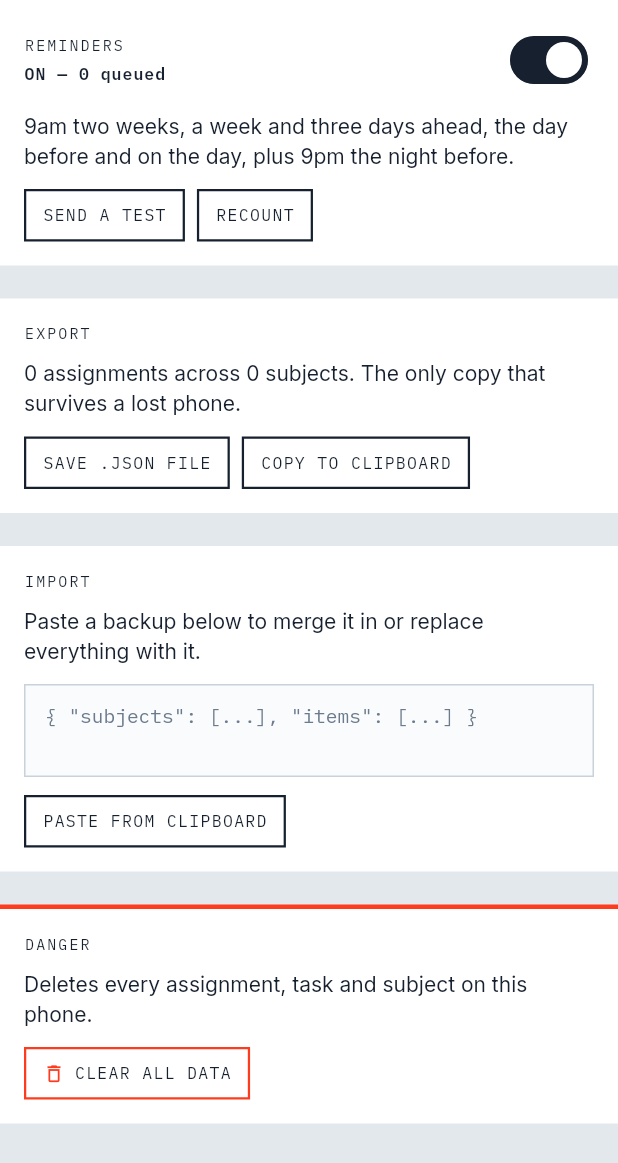
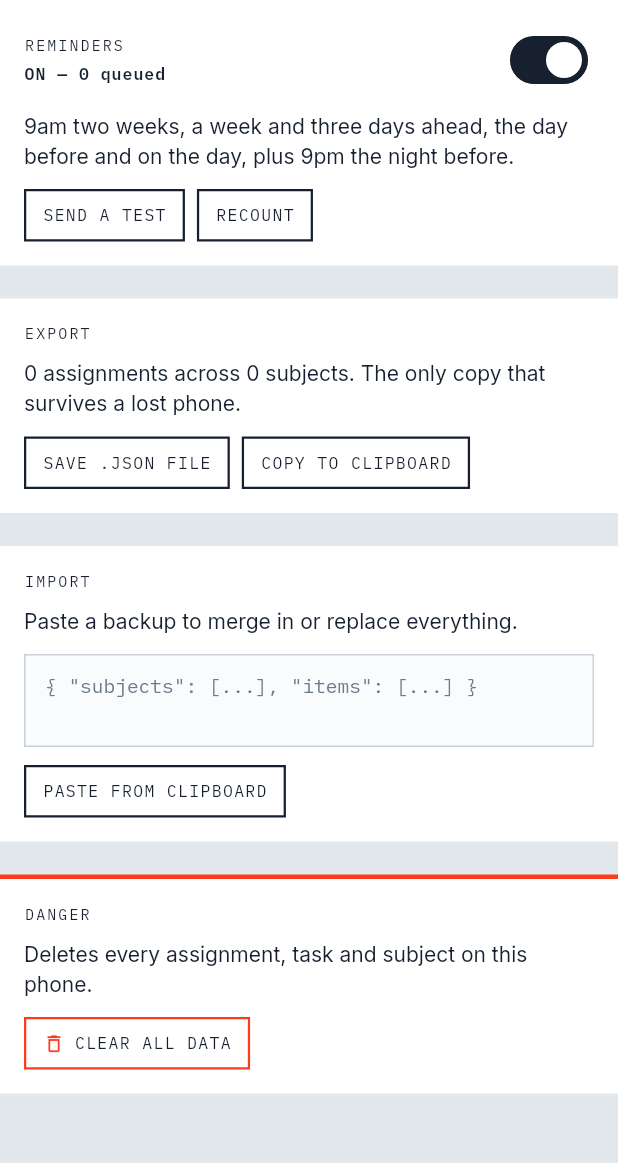
Before and after one commit to aaqilmodak29/Whats-Due-, a Flutter app: the BackupSections widget shown alone on an empty page, opened directly with empty values, on a phone screen of 412 x 824 dp. Shown: the top 1163 px of the screen. Run offline on Flutter 3.47's test engine with Material 3 defaults, Android fonts, the phone set to English and light mode, and no system bars; our stand-ins replace flutter_local_notifications, flutter_timezone, open_filex, package_info_plus, shared_preferences, timezone; missing offline and left inert: file_saver, home_widget; accounts and stored records are empty; network calls fail.

Commit message:
Settings r9: Import prose on one line, so the foot of the page (20) opens on the whole Appearance card with paper above it instead of a strip of Grading

```diff
--- a/app/lib/ui/backup_page.dart
+++ b/app/lib/ui/backup_page.dart
@@ -247,8 +247,9 @@ class _BackupSectionsState extends State<BackupSections> {
             // are not there yet.
             Text(
               _paste.text.trim().isEmpty
-                  ? 'Paste a backup below to merge it in or replace '
-                        'everything with it.'
+                  // One line: with two, the foot of the page (20) showed a
+                  // strip of the Grading card along the top edge.
+                  ? 'Paste a backup to merge in or replace everything.'
                   : 'MERGE adds what is new. REPLACE overwrites everything.',
               style: T.body,
             ),
```
